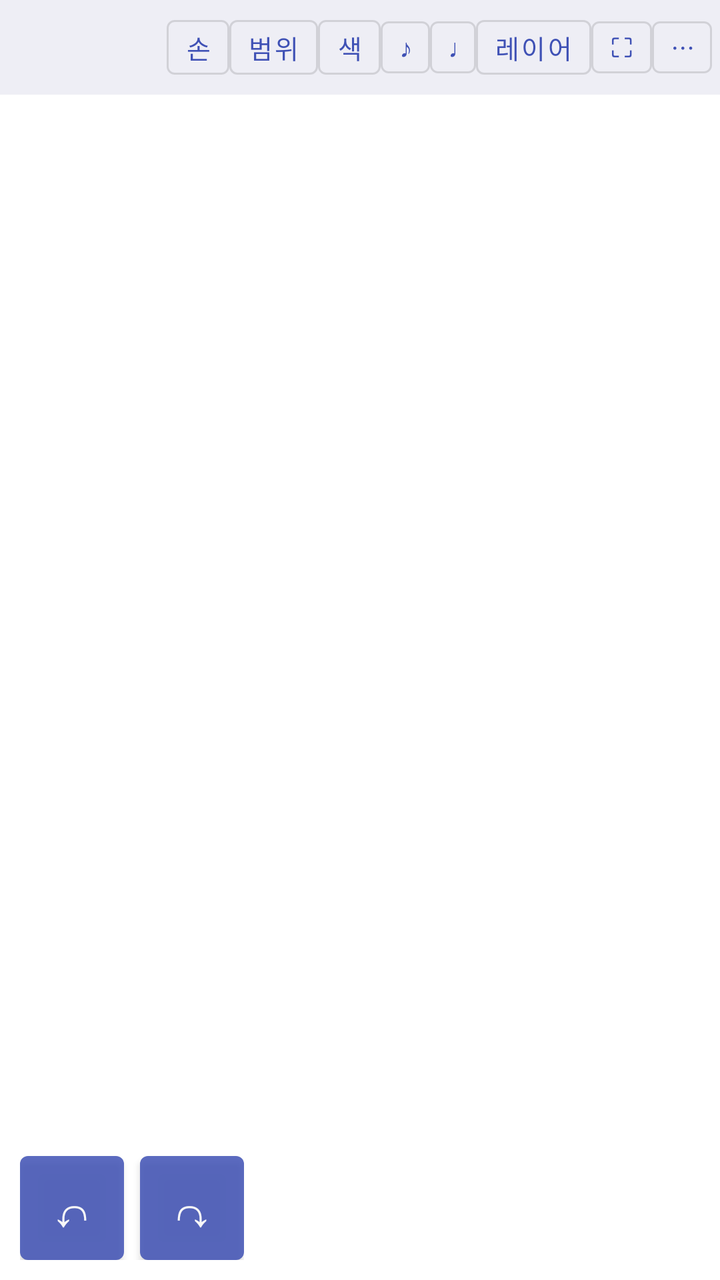
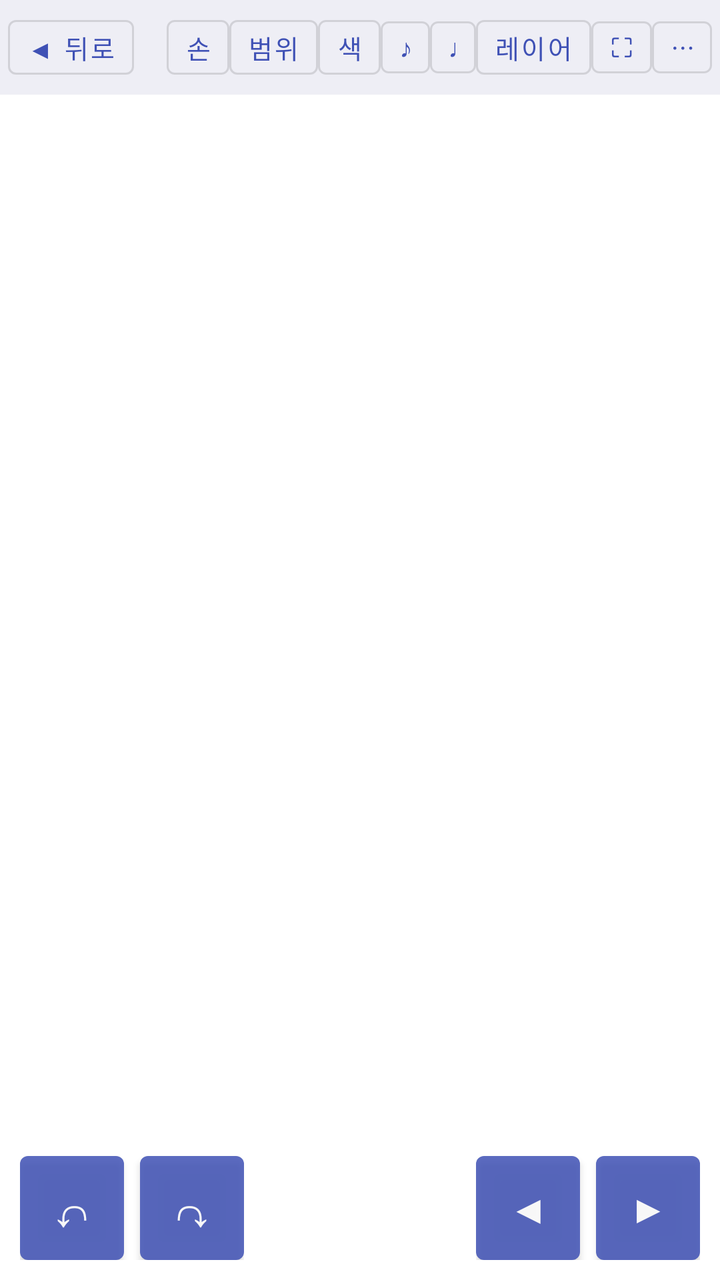

Screens rendered from an Android XML layout before and after an edit, with the pre-edit source and the edit as a unified diff.
<!-- AndroidManifest.xml: activity theme AppTheme.Viewer -->
<!-- res/layout/activity_viewer.xml -->
<?xml version="1.0" encoding="utf-8"?>
<LinearLayout xmlns:android="http://schemas.android.com/apk/res/android"
    android:layout_width="match_parent" android:layout_height="match_parent"
    android:orientation="vertical" android:background="#FFFFFF">
    <LinearLayout android:id="@+id/bar" android:layout_width="match_parent"
        android:layout_height="wrap_content" android:orientation="horizontal"
        android:background="#EEEEF5" android:gravity="center_vertical" android:padding="4dp">
        <TextView android:id="@+id/title" android:layout_width="0dp" android:layout_weight="1"
            android:layout_height="wrap_content" android:textSize="14sp" android:maxLines="1"
            android:ellipsize="end" android:paddingStart="8dp" />
        <TextView android:id="@+id/pageNo" android:layout_width="wrap_content"
            android:layout_height="wrap_content" android:paddingEnd="8dp" />
        <Button android:id="@+id/btnFinger" style="?attr/materialButtonOutlinedStyle"
            android:minWidth="0dp" android:minHeight="0dp" android:paddingStart="9dp" android:paddingEnd="9dp" android:textSize="13sp"
            android:layout_width="wrap_content" android:layout_height="wrap_content" android:text="손" />
        <Button android:id="@+id/btnRange" style="?attr/materialButtonOutlinedStyle"
            android:minWidth="0dp" android:minHeight="0dp" android:paddingStart="9dp" android:paddingEnd="9dp" android:textSize="13sp"
            android:layout_width="wrap_content" android:layout_height="wrap_content" android:text="범위" />
        <Button android:id="@+id/btnFix" style="?attr/materialButtonOutlinedStyle"
            android:minWidth="0dp" android:minHeight="0dp" android:paddingStart="9dp" android:paddingEnd="9dp" android:textSize="13sp"
            android:layout_width="wrap_content" android:layout_height="wrap_content" android:text="색" />
        <Button android:id="@+id/btnPlay" style="?attr/materialButtonOutlinedStyle"
            android:minWidth="0dp" android:minHeight="0dp" android:paddingStart="9dp" android:paddingEnd="9dp" android:textSize="13sp"
            android:layout_width="wrap_content" android:layout_height="wrap_content" android:text="♪" />
        <Button android:id="@+id/btnMetro" style="?attr/materialButtonOutlinedStyle"
            android:minWidth="0dp" android:minHeight="0dp" android:paddingStart="9dp" android:paddingEnd="9dp" android:textSize="13sp"
            android:layout_width="wrap_content" android:layout_height="wrap_content" android:text="♩" />
        <Button android:id="@+id/btnLayer" style="?attr/materialButtonOutlinedStyle"
            android:minWidth="0dp" android:minHeight="0dp" android:paddingStart="9dp" android:paddingEnd="9dp" android:textSize="13sp"
            android:layout_width="wrap_content" android:layout_height="wrap_content" android:text="레이어" />
        <Button android:id="@+id/btnFull" style="?attr/materialButtonOutlinedStyle"
            android:minWidth="0dp" android:minHeight="0dp" android:paddingStart="9dp" android:paddingEnd="9dp" android:textSize="13sp"
            android:layout_width="wrap_content" android:layout_height="wrap_content" android:text="⛶" />
        <Button android:id="@+id/btnMenu" style="?attr/materialButtonOutlinedStyle"
            android:minWidth="0dp" android:minHeight="0dp" android:paddingStart="9dp" android:paddingEnd="9dp" android:textSize="13sp"
            android:layout_width="wrap_content" android:layout_height="wrap_content" android:text="⋯" />
    </LinearLayout>
    <HorizontalScrollView android:id="@+id/penBar" android:layout_width="match_parent"
        android:layout_height="wrap_content" android:background="#FFF4D6" android:visibility="gone">
    <LinearLayout android:layout_width="wrap_content"
        android:layout_height="wrap_content" android:orientation="horizontal"
        android:gravity="center_vertical" android:padding="4dp">
        <TextView android:layout_width="wrap_content" android:layout_height="wrap_content"
            android:text="필기 중 " android:paddingStart="8dp" />
        <LinearLayout android:id="@+id/penSwatches" android:layout_width="wrap_content"
            android:layout_height="wrap_content" android:orientation="horizontal" android:gravity="center_vertical" />
        <Button android:id="@+id/penErase" android:layout_width="wrap_content" android:layout_height="wrap_content" android:text="지우개" />
        <Button android:id="@+id/penDone" android:layout_width="wrap_content" android:layout_height="wrap_content" android:text="완료" />
    </LinearLayout>
    </HorizontalScrollView>
    <HorizontalScrollView android:id="@+id/fixBar" android:layout_width="match_parent"
        android:layout_height="wrap_content" android:background="#F4F0FA" android:visibility="gone">
    <LinearLayout android:id="@+id/fixRow" android:layout_width="wrap_content"
        android:layout_height="wrap_content" android:orientation="horizontal"
        android:gravity="center_vertical" android:padding="4dp">
        <TextView android:id="@+id/fixInfo" android:layout_width="wrap_content" android:layout_height="wrap_content"
            android:text="색 고치기: 색을 고른 뒤 음표를 누르세요 " android:paddingStart="8dp" />
        <Button android:id="@+id/fixDone" android:layout_width="wrap_content" android:layout_height="wrap_content" android:text="완료" />
    </LinearLayout>
    </HorizontalScrollView>
    <LinearLayout android:id="@+id/fingerBar" android:layout_width="match_parent"
        android:layout_height="wrap_content" android:orientation="horizontal"
        android:background="#E8F0FF" android:gravity="center_vertical" android:padding="4dp"
        android:visibility="gone">
        <TextView android:layout_width="0dp" android:layout_weight="1" android:layout_height="wrap_content"
            android:paddingStart="8dp" android:textSize="13sp"
            android:text="손번호: 넣을 곳을 누르고 밀기  →1  ↗2  가파르게↗3  ↑4  ↖5   ←완료  ↙취소\n번호 누르기=지우기, 꾹 눌러 끌기=옮기기" />
        <Button android:id="@+id/fingerSmaller" android:layout_width="44dp" android:layout_height="wrap_content"
            android:minWidth="0dp" android:padding="0dp" android:text="가−" android:textSize="13sp" />
        <Button android:id="@+id/fingerBigger" android:layout_width="44dp" android:layout_height="wrap_content"
            android:minWidth="0dp" android:padding="0dp" android:text="가+" android:textSize="15sp" />
    </LinearLayout>
    <FrameLayout android:layout_width="match_parent" android:layout_height="0dp" android:layout_weight="1">
        <androidx.viewpager2.widget.ViewPager2 android:id="@+id/pager"
            android:layout_width="match_parent" android:layout_height="match_parent" />
        <LinearLayout android:id="@+id/undoBox" android:layout_width="wrap_content" android:layout_height="wrap_content"
            android:layout_gravity="bottom|start" android:layout_margin="10dp" android:orientation="horizontal">
            <Button android:id="@+id/undo" android:layout_width="52dp" android:layout_height="52dp"
                android:minWidth="0dp" android:minHeight="0dp" android:padding="0dp" android:insetTop="0dp" android:insetBottom="0dp"
                android:text="↶" android:textSize="24sp" android:alpha="0.85" android:contentDescription="되돌리기" />
            <Button android:id="@+id/redo" android:layout_width="52dp" android:layout_height="52dp" android:layout_marginStart="8dp"
                android:minWidth="0dp" android:minHeight="0dp" android:padding="0dp" android:insetTop="0dp" android:insetBottom="0dp"
                android:text="↷" android:textSize="24sp" android:alpha="0.85" android:contentDescription="다시 하기" />
        </LinearLayout>
    </FrameLayout>

    <LinearLayout android:id="@+id/practiceBar" android:layout_width="match_parent"
        android:layout_height="wrap_content" android:orientation="horizontal"
        android:background="#EEF6EE" android:gravity="center_vertical" android:padding="6dp"
        android:visibility="gone">
        <Button android:id="@+id/rLog" android:layout_width="wrap_content" android:layout_height="wrap_content"
            android:minWidth="0dp" android:paddingStart="8dp" android:paddingEnd="8dp" android:text="기록" />
        <Button android:id="@+id/rPrev" android:layout_width="48dp" android:layout_height="wrap_content" android:text="◀" />
        <TextView android:id="@+id/rName" android:layout_width="0dp" android:layout_weight="1"
            android:layout_height="wrap_content" android:gravity="center" android:textSize="16sp" android:maxLines="2" />
        <Button android:id="@+id/rNext" android:layout_width="48dp" android:layout_height="wrap_content" android:text="▶" />
        <Button android:id="@+id/rMinus" android:layout_width="64dp" android:layout_height="64dp" android:text="−1" android:textSize="18sp" />
        <Button android:id="@+id/rPlus" android:layout_width="96dp" android:layout_height="64dp" android:text="+1" android:textSize="24sp" />
    </LinearLayout>
    <LinearLayout android:id="@+id/playBar" android:layout_width="match_parent"
        android:layout_height="wrap_content" android:orientation="vertical"
        android:background="#F3EEF8" android:padding="4dp" android:visibility="gone" />
    <LinearLayout android:id="@+id/metroBar" android:layout_width="match_parent"
        android:layout_height="wrap_content" android:orientation="vertical"
        android:background="#EEEEF8" android:padding="4dp" android:visibility="gone">
        <LinearLayout android:layout_width="match_parent" android:layout_height="wrap_content"
            android:orientation="horizontal" android:gravity="center_vertical">
            <Button android:id="@+id/mM5" android:layout_width="0dp" android:layout_weight="1" android:layout_height="wrap_content" android:text="−5" />
            <Button android:id="@+id/mM1" android:layout_width="0dp" android:layout_weight="1" android:layout_height="wrap_content" android:text="−1" />
            <TextView android:layout_width="wrap_content" android:layout_height="wrap_content"
                android:text="♩=" android:textSize="20sp" android:paddingStart="4dp" />
            <EditText android:id="@+id/mBpm" android:layout_width="0dp" android:layout_weight="1.4"
                android:layout_height="wrap_content" android:gravity="center" android:textSize="22sp"
                android:textStyle="bold" android:inputType="number" android:maxLength="3"
                android:imeOptions="actionDone" android:selectAllOnFocus="true" />
            <Button android:id="@+id/mP1" android:layout_width="0dp" android:layout_weight="1" android:layout_height="wrap_content" android:text="+1" />
            <Button android:id="@+id/mP5" android:layout_width="0dp" android:layout_weight="1" android:layout_height="wrap_content" android:text="+5" />
        </LinearLayout>
        <LinearLayout android:layout_width="match_parent" android:layout_height="wrap_content"
            android:orientation="horizontal" android:gravity="center_vertical">
            <Button android:id="@+id/mBeats" android:layout_width="0dp" android:layout_weight="1" android:layout_height="wrap_content" android:text="박없음" />
            <Button android:id="@+id/mTap" android:layout_width="0dp" android:layout_weight="1" android:layout_height="wrap_content" android:text="탭" />
            <Button android:id="@+id/mPlay" android:layout_width="0dp" android:layout_weight="1.6" android:layout_height="wrap_content" android:text="▶ 시작" android:textSize="18sp" />
        </LinearLayout>
    </LinearLayout>
</LinearLayout>
<!-- resources referenced by this layout -->
<resources>
  <style name="AppTheme.Viewer" parent="Theme.MaterialComponents.Light.NoActionBar">
          <item name="colorPrimary">#3F51B5</item>
          <item name="colorSecondary">#FF7D7D</item>
      </style>
</resources>

<!-- the commit's change to res/layout/activity_viewer.xml (unified diff, before → after) -->
@@ -5,6 +5,9 @@
     <LinearLayout android:id="@+id/bar" android:layout_width="match_parent"
         android:layout_height="wrap_content" android:orientation="horizontal"
         android:background="#EEEEF5" android:gravity="center_vertical" android:padding="4dp">
+        <Button android:id="@+id/btnBack" style="?attr/materialButtonOutlinedStyle"
+            android:minWidth="0dp" android:minHeight="0dp" android:paddingStart="9dp" android:paddingEnd="9dp" android:textSize="13sp"
+            android:layout_width="wrap_content" android:layout_height="wrap_content" android:text="◀ 뒤로" />
         <TextView android:id="@+id/title" android:layout_width="0dp" android:layout_weight="1"
             android:layout_height="wrap_content" android:textSize="14sp" android:maxLines="1"
             android:ellipsize="end" android:paddingStart="8dp" />
@@ -82,6 +85,15 @@
                 android:minWidth="0dp" android:minHeight="0dp" android:padding="0dp" android:insetTop="0dp" android:insetBottom="0dp"
                 android:text="↷" android:textSize="24sp" android:alpha="0.85" android:contentDescription="다시 하기" />
         </LinearLayout>
+        <LinearLayout android:id="@+id/pageNav" android:layout_width="wrap_content" android:layout_height="wrap_content"
+            android:layout_gravity="bottom|end" android:layout_margin="10dp" android:orientation="horizontal">
+            <Button android:id="@+id/pgPrev" android:layout_width="52dp" android:layout_height="52dp"
+                android:minWidth="0dp" android:minHeight="0dp" android:padding="0dp" android:insetTop="0dp" android:insetBottom="0dp"
+                android:text="◀" android:textSize="20sp" android:alpha="0.85" android:contentDescription="이전 페이지" />
+            <Button android:id="@+id/pgNext" android:layout_width="52dp" android:layout_height="52dp" android:layout_marginStart="8dp"
+                android:minWidth="0dp" android:minHeight="0dp" android:padding="0dp" android:insetTop="0dp" android:insetBottom="0dp"
+                android:text="▶" android:textSize="20sp" android:alpha="0.85" android:contentDescription="다음 페이지" />
+        </LinearLayout>
     </FrameLayout>
 
     <LinearLayout android:id="@+id/practiceBar" android:layout_width="match_parent"
@@ -113,6 +125,8 @@
                 android:layout_height="wrap_content" android:gravity="center" android:textSize="22sp"
                 android:textStyle="bold" android:inputType="number" android:maxLength="3"
                 android:imeOptions="actionDone" android:selectAllOnFocus="true" />
+            <Button android:id="@+id/mOk" android:layout_width="wrap_content" android:layout_height="wrap_content"
+                android:minWidth="0dp" android:text="확인" />
             <Button android:id="@+id/mP1" android:layout_width="0dp" android:layout_weight="1" android:layout_height="wrap_content" android:text="+1" />
             <Button android:id="@+id/mP5" android:layout_width="0dp" android:layout_weight="1" android:layout_height="wrap_content" android:text="+5" />
         </LinearLayout>
